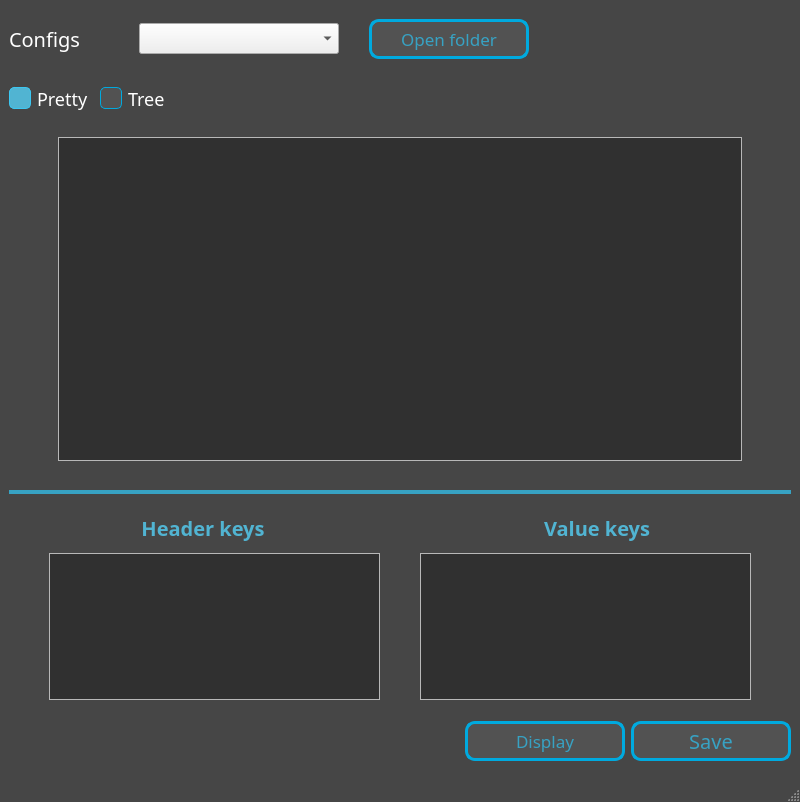
Above: mainwindow.ui from Ruha24/YamlEditor before the change. Below: the same form after it.
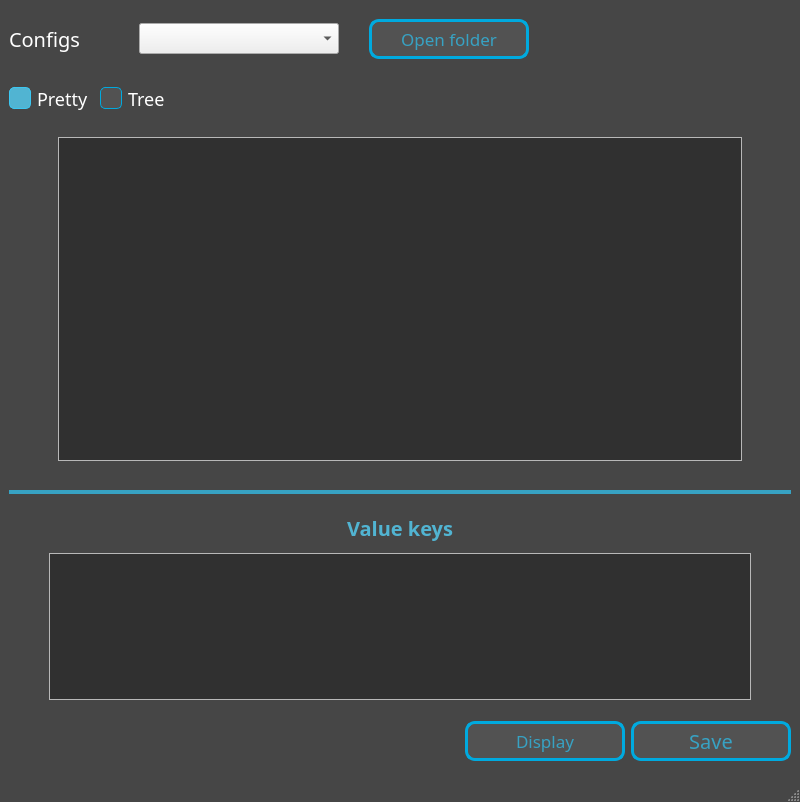
That is the form after the change.

What changed in the file:
```diff
--- a/mainwindow.ui
+++ b/mainwindow.ui
@@ -635,32 +635,6 @@
           <property name="bottomMargin">
            <number>0</number>
           </property>
-          <item>
-           <widget class="QLabel" name="label_2">
-            <property name="maximumSize">
-             <size>
-              <width>16777215</width>
-              <height>50</height>
-             </size>
-            </property>
-            <property name="font">
-             <font>
-              <family>Montserrat</family>
-              <pointsize>15</pointsize>
-              <bold>true</bold>
-             </font>
-            </property>
-            <property name="styleSheet">
-             <string notr="true">QLabel {color: white; color: #51B4D2;} </string>
-            </property>
-            <property name="text">
-             <string>Header keys</string>
-            </property>
-            <property name="alignment">
-             <set>Qt::AlignCenter</set>
-            </property>
-           </widget>
-          </item>
           <item>
            <widget class="QLabel" name="label_3">
             <property name="maximumSize">
@@ -734,61 +708,6 @@
             <property name="rightMargin">
              <number>0</number>
             </property>
-            <item>
-             <widget class="QScrollArea" name="scrollArea_3">
-              <property name="minimumSize">
-               <size>
-                <width>0</width>
-                <height>0</height>
-               </size>
-              </property>
-              <property name="styleSheet">
-               <string notr="true">QScrollArea QWidget
-{   
-	background-color: rgb(48, 48, 48);
-    color:black;
-}
-</string>
-              </property>
-              <property name="horizontalScrollBarPolicy">
-               <enum>Qt::ScrollBarAsNeeded</enum>
-              </property>
-              <property name="widgetResizable">
-               <bool>true</bool>
-              </property>
-              <widget class="QWidget" name="scrollAreaWidgetContents_4">
-               <property name="geometry">
-                <rect>
-                 <x>0</x>
-                 <y>0</y>
-                 <width>320</width>
-                 <height>147</height>
-                </rect>
-               </property>
-               <layout class="QGridLayout" name="gridLayout_5">
-                <item row="0" column="0">
-                 <layout class="QGridLayout" name="gridLayout_4"/>
-                </item>
-               </layout>
-              </widget>
-             </widget>
-            </item>
-            <item>
-             <spacer name="horizontalSpacer_7">
-              <property name="orientation">
-               <enum>Qt::Horizontal</enum>
-              </property>
-              <property name="sizeType">
-               <enum>QSizePolicy::Preferred</enum>
-              </property>
-              <property name="sizeHint" stdset="0">
-               <size>
-                <width>40</width>
-                <height>20</height>
-               </size>
-              </property>
-             </spacer>
-            </item>
             <item>
              <widget class="QScrollArea" name="scrollArea_2">
               <property name="minimumSize">
@@ -817,7 +736,7 @@
                 <rect>
                  <x>0</x>
                  <y>0</y>
-                 <width>320</width>
+                 <width>694</width>
                  <height>147</height>
                 </rect>
                </property>
```
